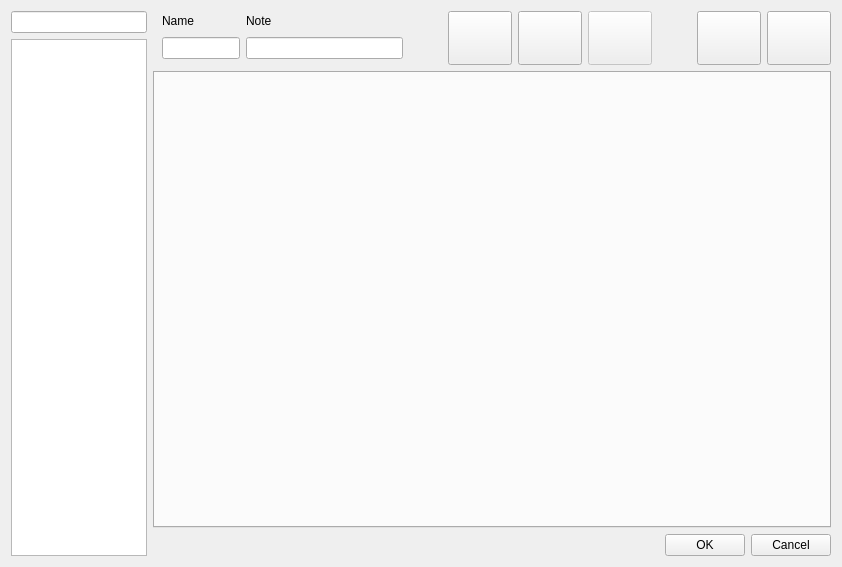
First picture: the form in src/ui/tabs/map_events_tab.ui, repository DimichGD/FHEditor, before the edit.
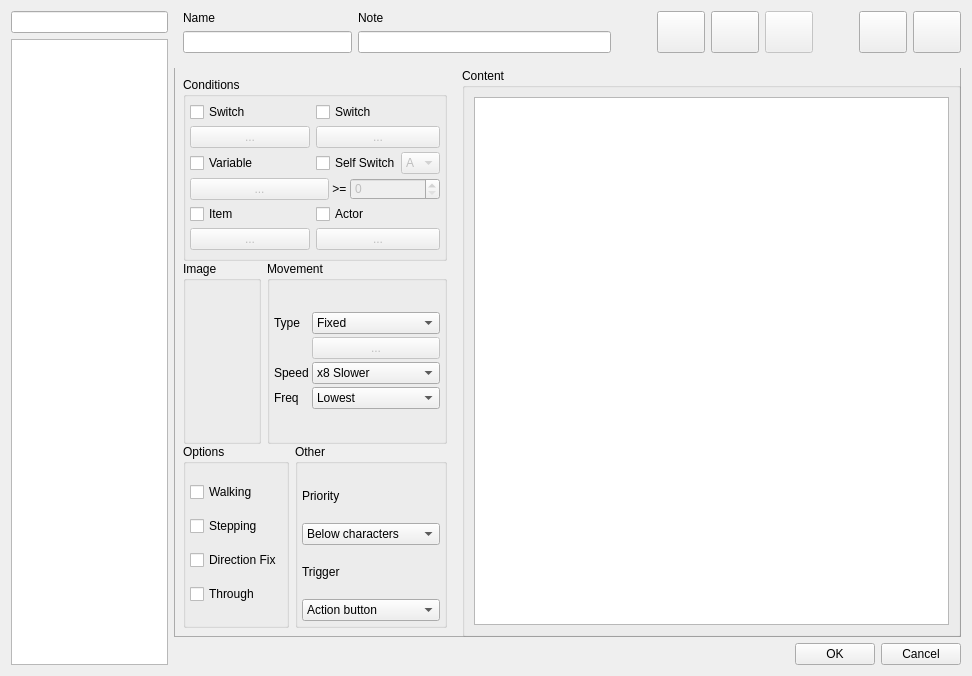
Second picture: the form after the edit. Icons and pictures are not drawn. Custom widgets are drawn as their Qt base class.

```diff
--- a/src/ui/tabs/map_events_tab.ui
+++ b/src/ui/tabs/map_events_tab.ui
@@ -6,8 +6,8 @@
    <rect>
     <x>0</x>
     <y>0</y>
-    <width>842</width>
-    <height>567</height>
+    <width>972</width>
+    <height>676</height>
    </rect>
   </property>
   <property name="windowTitle">
@@ -56,6 +56,9 @@
         <property name="wordWrap">
          <bool>false</bool>
         </property>
+        <attribute name="horizontalHeaderVisible">
+         <bool>false</bool>
+        </attribute>
         <attribute name="horizontalHeaderMinimumSectionSize">
          <number>32</number>
         </attribute>
@@ -79,7 +82,7 @@
    <item>
     <layout class="QVBoxLayout" name="verticalLayout_11">
      <item>
-      <widget class="QWidget" name="widget" native="true">
+      <widget class="QWidget" name="toolBarWidget" native="true">
        <layout class="QHBoxLayout" name="horizontalLayout_4">
         <property name="topMargin">
          <number>0</number>
@@ -87,40 +90,32 @@
         <property name="rightMargin">
          <number>0</number>
         </property>
-        <property name="bottomMargin">
-         <number>0</number>
-        </property>
         <item>
-         <layout class="QGridLayout" name="gridLayout_4" columnstretch="2,4,1,2,2,2,1,2,2">
-          <item row="0" column="7" rowspan="3">
-           <widget class="QPushButton" name="mapEventClearPageButton">
+         <layout class="QGridLayout" name="gridLayout_4" columnstretch="2,3">
+          <item row="1" column="0">
+           <widget class="QLineEdit" name="mapEventNameEdit">
             <property name="sizePolicy">
-             <sizepolicy hsizetype="Minimum" vsizetype="Expanding">
+             <sizepolicy hsizetype="Preferred" vsizetype="Fixed">
               <horstretch>0</horstretch>
               <verstretch>0</verstretch>
              </sizepolicy>
             </property>
-            <property name="maximumSize">
-             <size>
-              <width>64</width>
-              <height>16777215</height>
-             </size>
+           </widget>
+          </item>
+          <item row="1" column="1">
+           <widget class="QLineEdit" name="mapEventNoteEdit">
+            <property name="sizePolicy">
+             <sizepolicy hsizetype="Preferred" vsizetype="Fixed">
+              <horstretch>0</horstretch>
+              <verstretch>0</verstretch>
+             </sizepolicy>
             </property>
-            <property name="toolTip">
-             <string>Clear Page</string>
-            </property>
+           </widget>
+          </item>
+          <item row="0" column="1">
+           <widget class="QLabel" name="label_2">
             <property name="text">
-             <string/>
-            </property>
-            <property name="icon">
-             <iconset resource="../../../assets/icons.qrc">
-              <normaloff>:/icons8-clear-symbol-50.png</normaloff>:/icons8-clear-symbol-50.png</iconset>
-            </property>
-            <property name="iconSize">
-             <size>
-              <width>32</width>
-              <height>32</height>
-             </size>
+             <string>Note</string>
             </property>
            </widget>
           </item>
@@ -131,31 +126,105 @@
             </property>
            </widget>
           </item>
-          <item row="1" column="0">
-           <widget class="QLineEdit" name="mapEventNameEdit">
+         </layout>
+        </item>
+        <item>
+         <layout class="QHBoxLayout" name="horizontalLayout_2">
+          <item>
+           <spacer name="horizontalSpacer_2">
+            <property name="orientation">
+             <enum>Qt::Horizontal</enum>
+            </property>
+            <property name="sizeType">
+             <enum>QSizePolicy::Fixed</enum>
+            </property>
+            <property name="sizeHint" stdset="0">
+             <size>
+              <width>40</width>
+              <height>20</height>
+             </size>
+            </property>
+           </spacer>
+          </item>
+          <item>
+           <widget class="QPushButton" name="mapEventNewPageButton">
             <property name="sizePolicy">
-             <sizepolicy hsizetype="Preferred" vsizetype="Fixed">
+             <sizepolicy hsizetype="Expanding" vsizetype="Fixed">
               <horstretch>0</horstretch>
               <verstretch>0</verstretch>
              </sizepolicy>
             </property>
+            <property name="maximumSize">
+             <size>
+              <width>48</width>
+              <height>48</height>
+             </size>
+            </property>
+            <property name="toolTip">
+             <string>New Page</string>
+            </property>
+            <property name="text">
+             <string/>
+            </property>
+            <property name="icon">
+             <iconset resource="../../../assets/icons.qrc">
+              <normaloff>:/icons8-add-file-50.png</normaloff>:/icons8-add-file-50.png</iconset>
+            </property>
+            <property name="iconSize">
+             <size>
+              <width>24</width>
+              <height>24</height>
+             </size>
+            </property>
            </widget>
           </item>
-          <item row="0" column="5" rowspan="3">
+          <item>
+           <widget class="QPushButton" name="mapEventCopyPageButton">
+            <property name="sizePolicy">
+             <sizepolicy hsizetype="Expanding" vsizetype="Fixed">
+              <horstretch>0</horstretch>
+              <verstretch>0</verstretch>
+             </sizepolicy>
+            </property>
+            <property name="maximumSize">
+             <size>
+              <width>48</width>
+              <height>48</height>
+             </size>
+            </property>
+            <property name="toolTip">
+             <string>Copy Page</string>
+            </property>
+            <property name="text">
+             <string/>
+            </property>
+            <property name="icon">
+             <iconset resource="../../../assets/icons.qrc">
+              <normaloff>:/icons8-copy-50.png</normaloff>:/icons8-copy-50.png</iconset>
+            </property>
+            <property name="iconSize">
+             <size>
+              <width>24</width>
+              <height>24</height>
+             </size>
+            </property>
+           </widget>
+          </item>
+          <item>
            <widget class="QPushButton" name="mapEventPastePageButton">
             <property name="enabled">
              <bool>false</bool>
             </property>
             <property name="sizePolicy">
-             <sizepolicy hsizetype="Minimum" vsizetype="Expanding">
+             <sizepolicy hsizetype="Expanding" vsizetype="Fixed">
               <horstretch>0</horstretch>
               <verstretch>0</verstretch>
              </sizepolicy>
             </property>
             <property name="maximumSize">
              <size>
-              <width>64</width>
-              <height>16777215</height>
+              <width>48</width>
+              <height>48</height>
              </size>
             </property>
             <property name="toolTip">
@@ -170,50 +239,72 @@
             </property>
             <property name="iconSize">
              <size>
-              <width>32</width>
-              <height>32</height>
+              <width>24</width>
+              <height>24</height>
              </size>
             </property>
            </widget>
           </item>
-          <item row="0" column="6">
+          <item>
            <spacer name="horizontalSpacer_3">
             <property name="orientation">
              <enum>Qt::Horizontal</enum>
             </property>
             <property name="sizeType">
-             <enum>QSizePolicy::Preferred</enum>
+             <enum>QSizePolicy::Fixed</enum>
             </property>
             <property name="sizeHint" stdset="0">
              <size>
-              <width>32</width>
+              <width>40</width>
               <height>20</height>
              </size>
             </property>
            </spacer>
           </item>
-          <item row="1" column="1">
-           <widget class="QLineEdit" name="mapEventNoteEdit">
+          <item>
+           <widget class="QPushButton" name="mapEventClearPageButton">
             <property name="sizePolicy">
-             <sizepolicy hsizetype="Preferred" vsizetype="Fixed">
+             <sizepolicy hsizetype="Expanding" vsizetype="Fixed">
               <horstretch>0</horstretch>
               <verstretch>0</verstretch>
              </sizepolicy>
             </property>
+            <property name="maximumSize">
+             <size>
+              <width>48</width>
+              <height>48</height>
+             </size>
+            </property>
+            <property name="toolTip">
+             <string>Clear Page</string>
+            </property>
+            <property name="text">
+             <string/>
+            </property>
+            <property name="icon">
+             <iconset resource="../../../assets/icons.qrc">
+              <normaloff>:/icons8-clear-symbol-50.png</normaloff>:/icons8-clear-symbol-50.png</iconset>
+            </property>
+            <property name="iconSize">
+             <size>
+              <width>24</width>
+              <height>24</height>
+             </size>
+            </property>
            </widget>
           </item>
-          <item row="0" column="8" rowspan="3">
+          <item>
            <widget class="QPushButton" name="mapEventDeletePageButton">
             <property name="sizePolicy">
-             <sizepolicy hsizetype="Minimum" vsizetype="Expanding">
+             <sizepolicy hsizetype="Expanding" vsizetype="Fixed">
               <horstretch>0</horstretch>
               <verstretch>0</verstretch>
              </sizepolicy>
             </property>
             <property name="maximumSize">
              <size>
-              <width>64</width>
-              <height>16777215</height>
+              <width>48</width>
+              <height>48</height>
              </size>
             </property>
             <property name="toolTip">
@@ -228,110 +319,660 @@
             </property>
             <property name="iconSize">
              <size>
-              <width>32</width>
-              <height>32</height>
+              <width>24</width>
+              <height>24</height>
              </size>
             </property>
            </widget>
           </item>
-          <item row="0" column="4" rowspan="3">
-           <widget class="QPushButton" name="mapEventCopyPageButton">
-            <property name="sizePolicy">
-             <sizepolicy hsizetype="Minimum" vsizetype="Expanding">
-              <horstretch>0</horstretch>
-              <verstretch>0</verstretch>
-             </sizepolicy>
-            </property>
-            <property name="maximumSize">
-             <size>
-              <width>64</width>
-              <height>16777215</height>
-             </size>
-            </property>
-            <property name="toolTip">
-             <string>Copy Page</string>
-            </property>
-            <property name="text">
-             <string/>
-            </property>
-            <property name="icon">
-             <iconset resource="../../../assets/icons.qrc">
-              <normaloff>:/icons8-copy-50.png</normaloff>:/icons8-copy-50.png</iconset>
-            </property>
-            <property name="iconSize">
-             <size>
-              <width>32</width>
-              <height>32</height>
-             </size>
-            </property>
-           </widget>
-          </item>
-          <item row="0" column="3" rowspan="3">
-           <widget class="QPushButton" name="mapEventNewPageButton">
-            <property name="sizePolicy">
-             <sizepolicy hsizetype="Minimum" vsizetype="Expanding">
-              <horstretch>0</horstretch>
-              <verstretch>0</verstretch>
-             </sizepolicy>
-            </property>
-            <property name="maximumSize">
-             <size>
-              <width>64</width>
-              <height>16777215</height>
-             </size>
-            </property>
-            <property name="toolTip">
-             <string>New Page</string>
-            </property>
-            <property name="text">
-             <string/>
-            </property>
-            <property name="icon">
-             <iconset resource="../../../assets/icons.qrc">
-              <normaloff>:/icons8-add-file-50.png</normaloff>:/icons8-add-file-50.png</iconset>
-            </property>
-            <property name="iconSize">
-             <size>
-              <width>32</width>
-              <height>32</height>
-             </size>
-            </property>
-           </widget>
-          </item>
-          <item row="0" column="1">
-           <widget class="QLabel" name="label_2">
-            <property name="text">
-             <string>Note</string>
-            </property>
-           </widget>
-          </item>
-          <item row="0" column="2">
-           <spacer name="horizontalSpacer_2">
-            <property name="orientation">
-             <enum>Qt::Horizontal</enum>
-            </property>
-            <property name="sizeType">
-             <enum>QSizePolicy::Preferred</enum>
-            </property>
-            <property name="sizeHint" stdset="0">
-             <size>
-              <width>32</width>
-              <height>20</height>
-             </size>
-            </property>
-           </spacer>
-          </item>
          </layout>
         </item>
        </layout>
       </widget>
      </item>
      <item>
-      <widget class="QTabWidget" name="mapEventPagesWidget">
-       <property name="currentIndex">
-        <number>-1</number>
+      <layout class="QVBoxLayout" name="mapEventPagesLayout">
+       <property name="spacing">
+        <number>0</number>
        </property>
-      </widget>
+       <item>
+        <widget class="QWidget" name="mapEventPageWidget" native="true">
+         <property name="sizePolicy">
+          <sizepolicy hsizetype="Preferred" vsizetype="Expanding">
+           <horstretch>0</horstretch>
+           <verstretch>0</verstretch>
+          </sizepolicy>
+         </property>
+         <property name="styleSheet">
+          <string notr="true">QWidget#mapEventPageWidget {
+	border: 1px solid #ababab;
+	margin-top: -2px;
+}</string>
+         </property>
+         <layout class="QHBoxLayout" name="horizontalLayout_10" stretch="5,20">
+          <property name="leftMargin">
+           <number>0</number>
+          </property>
+          <property name="topMargin">
+           <number>0</number>
+          </property>
+          <property name="rightMargin">
+           <number>0</number>
+          </property>
+          <property name="bottomMargin">
+           <number>0</number>
+          </property>
+          <item>
+           <widget class="QWidget" name="widget" native="true">
+            <property name="sizePolicy">
+             <sizepolicy hsizetype="Minimum" vsizetype="Preferred">
+              <horstretch>0</horstretch>
+              <verstretch>0</verstretch>
+             </sizepolicy>
+            </property>
+            <layout class="QVBoxLayout" name="verticalLayout_4">
+             <item>
+              <layout class="QVBoxLayout" name="verticalLayout_2" stretch="1,1,1">
+               <property name="spacing">
+                <number>0</number>
+               </property>
+               <item>
+                <widget class="QGroupBox" name="conditionsBox">
+                 <property name="title">
+                  <string>Conditions</string>
+                 </property>
+                 <layout class="QHBoxLayout" name="horizontalLayout_6">
+                  <property name="leftMargin">
+                   <number>4</number>
+                  </property>
+                  <property name="topMargin">
+                   <number>4</number>
+                  </property>
+                  <property name="rightMargin">
+                   <number>4</number>
+                  </property>
+                  <property name="bottomMargin">
+                   <number>4</number>
+                  </property>
+                  <item>
+                   <layout class="QGridLayout" name="gridLayout_3">
+                    <property name="verticalSpacing">
+                     <number>3</number>
+                    </property>
+                    <item row="1" column="0">
+                     <widget class="SelectorButton" name="switch1Button">
+                      <property name="enabled">
+                       <bool>false</bool>
+                      </property>
+                      <property name="text">
+                       <string notr="true">...</string>
+                      </property>
+                     </widget>
+                    </item>
+                    <item row="1" column="1">
+                     <widget class="SelectorButton" name="switch2Button">
+                      <property name="enabled">
+                       <bool>false</bool>
+                      </property>
+                      <property name="text">
+                       <string notr="true">...</string>
+                      </property>
+                     </widget>
+                    </item>
+                    <item row="5" column="0">
+                     <widget class="SelectorButton" name="itemButton">
+                      <property name="enabled">
+                       <bool>false</bool>
+                      </property>
+                      <property name="text">
+                       <string notr="true">...</string>
+                      </property>
+                     </widget>
+                    </item>
+                    <item row="0" column="0">
+                     <widget class="QCheckBox" name="switch1CheckBox">
+                      <property name="text">
+                       <string>Switch</string>
+                      </property>
+                     </widget>
+                    </item>
+                    <item row="0" column="1">
+                     <widget class="QCheckBox" name="switch2CheckBox">
+                      <property name="text">
+                       <string>Switch</string>
+                      </property>
+                     </widget>
+                    </item>
+                    <item row="2" column="0">
+                     <widget class="QCheckBox" name="variableCheckBox">
+                      <property name="text">
+                       <string>Variable</string>
+                      </property>
+                     </widget>
+                    </item>
+                    <item row="4" column="1">
+                     <widget class="QCheckBox" name="actorCheckBox">
+                      <property name="text">
+                       <string>Actor</string>
+                      </property>
+                     </widget>
+                    </item>
+                    <item row="4" column="0">
+                     <widget class="QCheckBox" name="itemCheckBox">
+                      <property name="text">
+                       <string>Item</string>
+                      </property>
+                     </widget>
+                    </item>
+                    <item row="5" column="1">
+                     <widget class="QPushButton" name="actorButton">
+                      <property name="enabled">
+                       <bool>false</bool>
+                      </property>
+                      <property name="text">
+                       <string notr="true">...</string>
+                      </property>
+                     </widget>
+                    </item>
+                    <item row="2" column="1">
+                     <layout class="QHBoxLayout" name="horizontalLayout_9">
+                      <item>
+                       <widget class="QCheckBox" name="selfSwitchCheckBox">
+                        <property name="text">
+                         <string>Self Switch</string>
+                        </property>
+                       </widget>
+                      </item>
+                      <item>
+                       <widget class="QComboBox" name="selfSwitchComboBox">
+                        <property name="enabled">
+                         <bool>false</bool>
+                        </property>
+                        <property name="sizePolicy">
+                         <sizepolicy hsizetype="Minimum" vsizetype="Fixed">
+                          <horstretch>0</horstretch>
+                          <verstretch>0</verstretch>
+                         </sizepolicy>
+                        </property>
+                        <property name="maximumSize">
+                         <size>
+                          <width>48</width>
+                          <height>16777215</height>
+                         </size>
+                        </property>
+                        <item>
+                         <property name="text">
+                          <string notr="true">A</string>
+                         </property>
+                        </item>
+                        <item>
+                         <property name="text">
+                          <string notr="true">B</string>
+                         </property>
+                        </item>
+                        <item>
+                         <property name="text">
+                          <string notr="true">C</string>
+                         </property>
+                        </item>
+                        <item>
+                         <property name="text">
+                          <string notr="true">D</string>
+                         </property>
+                        </item>
+                       </widget>
+                      </item>
+                     </layout>
+                    </item>
+                    <item row="3" column="0" colspan="2">
+                     <layout class="QHBoxLayout" name="horizontalLayout_8">
+                      <item>
+                       <widget class="SelectorButton" name="variableButton">
+                        <property name="enabled">
+                         <bool>false</bool>
+                        </property>
+                        <property name="sizePolicy">
+                         <sizepolicy hsizetype="Expanding" vsizetype="Fixed">
+                          <horstretch>0</horstretch>
+                          <verstretch>0</verstretch>
+                         </sizepolicy>
+                        </property>
+                        <property name="text">
+                         <string notr="true">...</string>
+                        </property>
+                       </widget>
+                      </item>
+                      <item>
+                       <widget class="QLabel" name="label_12">
+                        <property name="text">
+                         <string notr="true"> &gt;= </string>
+                        </property>
+                       </widget>
+                      </item>
+                      <item>
+                       <widget class="QSpinBox" name="variableSpinBox">
+                        <property name="enabled">
+                         <bool>false</bool>
+                        </property>
+                        <property name="sizePolicy">
+                         <sizepolicy hsizetype="Minimum" vsizetype="Fixed">
+                          <horstretch>0</horstretch>
+                          <verstretch>0</verstretch>
+                         </sizepolicy>
+                        </property>
+                        <property name="minimumSize">
+                         <size>
+                          <width>90</width>
+                          <height>0</height>
+                         </size>
+                        </property>
+                       </widget>
+                      </item>
+                     </layout>
+                    </item>
+                   </layout>
+                  </item>
+                 </layout>
+                </widget>
+               </item>
+               <item>
+                <layout class="QHBoxLayout" name="horizontalLayout_5">
+                 <property name="spacing">
+                  <number>6</number>
+                 </property>
+                 <item>
+                  <widget class="QGroupBox" name="imageBox">
+                   <property name="title">
+                    <string>Image</string>
+                   </property>
+                   <layout class="QVBoxLayout" name="verticalLayout_7">
+                    <property name="leftMargin">
+                     <number>4</number>
+                    </property>
+                    <property name="topMargin">
+                     <number>4</number>
+                    </property>
+                    <property name="rightMargin">
+                     <number>4</number>
+                    </property>
+                    <property name="bottomMargin">
+                     <number>4</number>
+                    </property>
+                    <item>
+                     <widget class="ClickableLabel" name="imageLabel">
+                      <property name="minimumSize">
+                       <size>
+                        <width>64</width>
+                        <height>0</height>
+                       </size>
+                      </property>
+                      <property name="text">
+                       <string notr="true"/>
+                      </property>
+                     </widget>
+                    </item>
+                   </layout>
+                  </widget>
+                 </item>
+                 <item>
+                  <widget class="QGroupBox" name="movementBox">
+                   <property name="title">
+                    <string>Movement</string>
+                   </property>
+                   <layout class="QVBoxLayout" name="verticalLayout_6">
+                    <property name="spacing">
+                     <number>3</number>
+                    </property>
+                    <property name="leftMargin">
+                     <number>4</number>
+                    </property>
+                    <property name="topMargin">
+                     <number>4</number>
+                    </property>
+                    <property name="rightMargin">
+                     <number>4</number>
+                    </property>
+                    <property name="bottomMargin">
+                     <number>4</number>
+                    </property>
+                    <item>
+                     <layout class="QGridLayout" name="gridLayout_2">
+                      <property name="verticalSpacing">
+                       <number>3</number>
+                      </property>
+                      <item row="2" column="1">
+                       <widget class="QComboBox" name="movementSpeedComboBox">
+                        <property name="sizePolicy">
+                         <sizepolicy hsizetype="Expanding" vsizetype="Fixed">
+                          <horstretch>0</horstretch>
+                          <verstretch>0</verstretch>
+                         </sizepolicy>
+                        </property>
+                        <item>
+                         <property name="text">
+                          <string>x8 Slower</string>
+                         </property>
+                        </item>
+                        <item>
+                         <property name="text">
+                          <string>x4 Slower</string>
+                         </property>
+                        </item>
+                        <item>
+                         <property name="text">
+                          <string>x2 Slower</string>
+                         </property>
+                        </item>
+                        <item>
+                         <property name="text">
+                          <string>Normal</string>
+                         </property>
+                        </item>
+                        <item>
+                         <property name="text">
+                          <string>x2 Faster</string>
+                         </property>
+                        </item>
+                        <item>
+                         <property name="text">
+                          <string>x4 Faster</string>
+                         </property>
+                        </item>
+                       </widget>
+                      </item>
+                      <item row="1" column="1">
+                       <widget class="QPushButton" name="movementRouteButton">
+                        <property name="enabled">
+                         <bool>false</bool>
+                        </property>
+                        <property name="sizePolicy">
+                         <sizepolicy hsizetype="Preferred" vsizetype="Fixed">
+                          <horstretch>0</horstretch>
+                          <verstretch>0</verstretch>
+                         </sizepolicy>
+                        </property>
+                        <property name="text">
+                         <string>...</string>
+                        </property>
+                       </widget>
+                      </item>
+                      <item row="0" column="1">
+                       <widget class="QComboBox" name="movementTypeComboBox">
+                        <property name="sizePolicy">
+                         <sizepolicy hsizetype="Expanding" vsizetype="Fixed">
+                          <horstretch>0</horstretch>
+                          <verstretch>0</verstretch>
+                         </sizepolicy>
+                        </property>
+                        <item>
+                         <property name="text">
+                          <string>Fixed</string>
+                         </property>
+                        </item>
+                        <item>
+                         <property name="text">
+                          <string>Random</string>
+                         </property>
+                        </item>
+                        <item>
+                         <property name="text">
+                          <string>Approach</string>
+                         </property>
+                        </item>
+                        <item>
+                         <property name="text">
+                          <string>Custom</string>
+                         </property>
+                        </item>
+                       </widget>
+                      </item>
+                      <item row="0" column="0">
+                       <widget class="QLabel" name="label_4">
+                        <property name="text">
+                         <string>Type</string>
+                        </property>
+                       </widget>
+                      </item>
+                      <item row="3" column="1">
+                       <widget class="QComboBox" name="movementFreqComboBox">
+                        <property name="sizePolicy">
+                         <sizepolicy hsizetype="Expanding" vsizetype="Fixed">
+                          <horstretch>0</horstretch>
+                          <verstretch>0</verstretch>
+                         </sizepolicy>
+                        </property>
+                        <item>
+                         <property name="text">
+                          <string>Lowest</string>
+                         </property>
+                        </item>
+                        <item>
+                         <property name="text">
+                          <string>Lower</string>
+                         </property>
+                        </item>
+                        <item>
+                         <property name="text">
+                          <string>Normal</string>
+                         </property>
+                        </item>
+                        <item>
+                         <property name="text">
+                          <string>Higher</string>
+                         </property>
+                        </item>
+                        <item>
+                         <property name="text">
+                          <string>Highest</string>
+                         </property>
+                        </item>
+                       </widget>
+                      </item>
+                      <item row="2" column="0">
+                       <widget class="QLabel" name="label_5">
+                        <property name="text">
+                         <string>Speed</string>
+                        </property>
+                       </widget>
+                      </item>
+                      <item row="3" column="0">
+                       <widget class="QLabel" name="label_6">
+                        <property name="text">
+                         <string>Freq</string>
+                        </property>
+                       </widget>
+                      </item>
+                     </layout>
+                    </item>
+                   </layout>
+                  </widget>
+                 </item>
+                </layout>
+               </item>
+               <item>
+                <layout class="QHBoxLayout" name="horizontalLayout_7">
+                 <property name="spacing">
+                  <number>6</number>
+                 </property>
+                 <item>
+                  <widget class="QGroupBox" name="optionsBox">
+                   <property name="title">
+                    <string>Options</string>
+                   </property>
+                   <layout class="QVBoxLayout" name="verticalLayout_3">
+                    <property name="spacing">
+                     <number>0</number>
+                    </property>
+                    <property name="leftMargin">
+                     <number>4</number>
+                    </property>
+                    <property name="topMargin">
+                     <number>4</number>
+                    </property>
+                    <property name="rightMargin">
+                     <number>4</number>
+                    </property>
+                    <property name="bottomMargin">
+                     <number>4</number>
+                    </property>
+                    <item>
+                     <widget class="QCheckBox" name="walkingCheckBox">
+                      <property name="text">
+                       <string>Walking</string>
+                      </property>
+                     </widget>
+                    </item>
+                    <item>
+                     <widget class="QCheckBox" name="steppingCheckBox">
+                      <property name="text">
+                       <string>Stepping</string>
+                      </property>
+                     </widget>
+                    </item>
+                    <item>
+                     <widget class="QCheckBox" name="directionFixCheckBox">
+                      <property name="text">
+                       <string>Direction Fix</string>
+                      </property>
+                     </widget>
+                    </item>
+                    <item>
+                     <widget class="QCheckBox" name="throughCheckBox">
+                      <property name="text">
+                       <string>Through</string>
+                      </property>
+                     </widget>
+                    </item>
+                   </layout>
+                  </widget>
+                 </item>
+                 <item>
+                  <widget class="QGroupBox" name="optionsBox_2">
+                   <property name="title">
+                    <string>Other</string>
+                   </property>
+                   <layout class="QVBoxLayout" name="verticalLayout_5">
+                    <property name="spacing">
+                     <number>0</number>
+                    </property>
+                    <property name="leftMargin">
+                     <number>4</number>
+                    </property>
+                    <property name="topMargin">
+                     <number>4</number>
+                    </property>
+                    <property name="rightMargin">
+                     <number>4</number>
+                    </property>
+                    <property name="bottomMargin">
+                     <number>4</number>
+                    </property>
+                    <item>
+                     <widget class="QLabel" name="label_7">
+                      <property name="text">
+                       <string>Priority</string>
+                      </property>
+                     </widget>
+                    </item>
+                    <item>
+                     <widget class="QComboBox" name="priorityComboBox">
+                      <item>
+                       <property name="text">
+                        <string>Below characters</string>
+                       </property>
+                      </item>
+                      <item>
+                       <property name="text">
+                        <string>Same as characters</string>
+                       </property>
+                      </item>
+                      <item>
+                       <property name="text">
+                        <string>Above characters</string>
+                       </property>
+                      </item>
+                     </widget>
+                    </item>
+                    <item>
+                     <widget class="QLabel" name="label_8">
+                      <property name="text">
+                       <string>Trigger</string>
+                      </property>
+                     </widget>
+                    </item>
+                    <item>
+                     <widget class="QComboBox" name="triggerComboBox">
+                      <item>
+                       <property name="text">
+                        <string>Action button</string>
+                       </property>
+                      </item>
+                      <item>
+                       <property name="text">
+                        <string>Player touch</string>
+                       </property>
+                      </item>
+                      <item>
+                       <property name="text">
+                        <string>Event touch</string>
+                       </property>
+                      </item>
+                      <item>
+                       <property name="text">
+                        <string>Autorun</string>
+                       </property>
+                      </item>
+                      <item>
+                       <property name="text">
+                        <string>Parallel</string>
+                       </property>
+                      </item>
+                     </widget>
+                    </item>
+                   </layout>
+                  </widget>
+                 </item>
+                </layout>
+               </item>
+              </layout>
+             </item>
+            </layout>
+           </widget>
+          </item>
+          <item>
+           <widget class="QGroupBox" name="contentBox">
+            <property name="sizePolicy">
+             <sizepolicy hsizetype="Expanding" vsizetype="Preferred">
+              <horstretch>0</horstretch>
+              <verstretch>0</verstretch>
+             </sizepolicy>
+            </property>
+            <property name="title">
+             <string>Content</string>
+            </property>
+            <layout class="QVBoxLayout" name="verticalLayout_9">
+             <item>
+              <widget class="EventContentList" name="eventContentList">
+               <property name="font">
+                <font>
+                 <family>Ubuntu Mono</family>
+                </font>
+               </property>
+               <property name="contextMenuPolicy">
+                <enum>Qt::CustomContextMenu</enum>
+               </property>
+               <property name="alternatingRowColors">
+                <bool>true</bool>
+               </property>
+              </widget>
+             </item>
+            </layout>
+           </widget>
+          </item>
+         </layout>
+        </widget>
+       </item>
+      </layout>
      </item>
      <item>
       <layout class="QHBoxLayout" name="horizontalLayout_3">
@@ -374,6 +1015,21 @@
    <extends>QTableView</extends>
    <header>base_table.hpp</header>
   </customwidget>
+  <customwidget>
+   <class>SelectorButton</class>
+   <extends>QPushButton</extends>
+   <header>selector_button.hpp</header>
+  </customwidget>
+  <customwidget>
+   <class>ClickableLabel</class>
+   <extends>QLabel</extends>
+   <header>clickable_label.hpp</header>
+  </customwidget>
+  <customwidget>
+   <class>EventContentList</class>
+   <extends>QListView</extends>
+   <header>event_content_list.hpp</header>
+  </customwidget>
  </customwidgets>
  <resources>
   <include location="../../../assets/icons.qrc"/>
```
